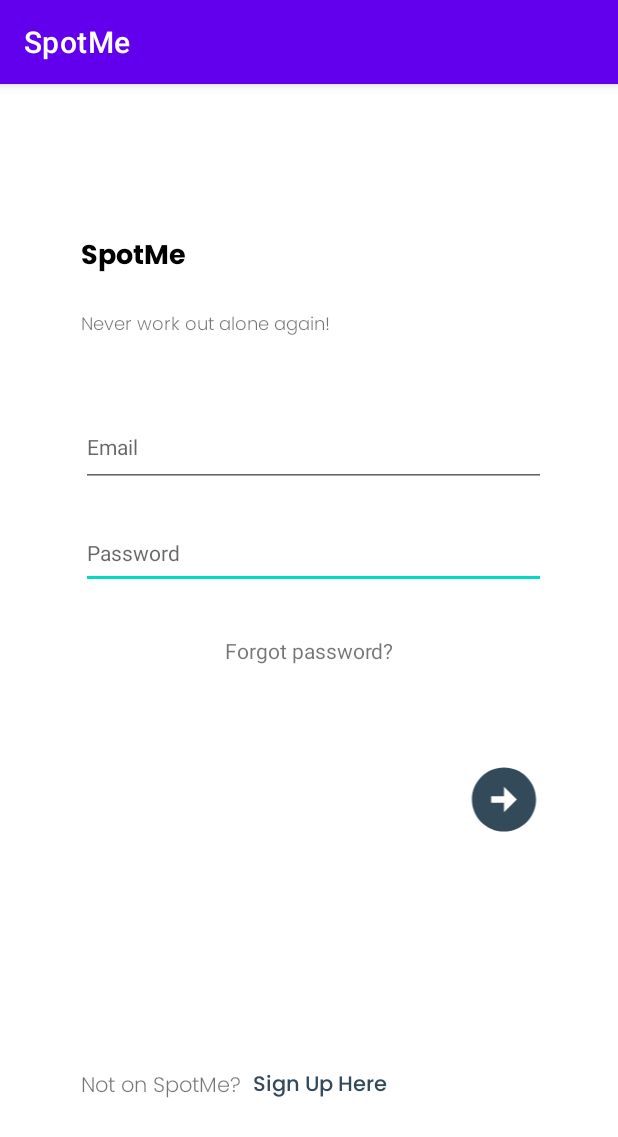
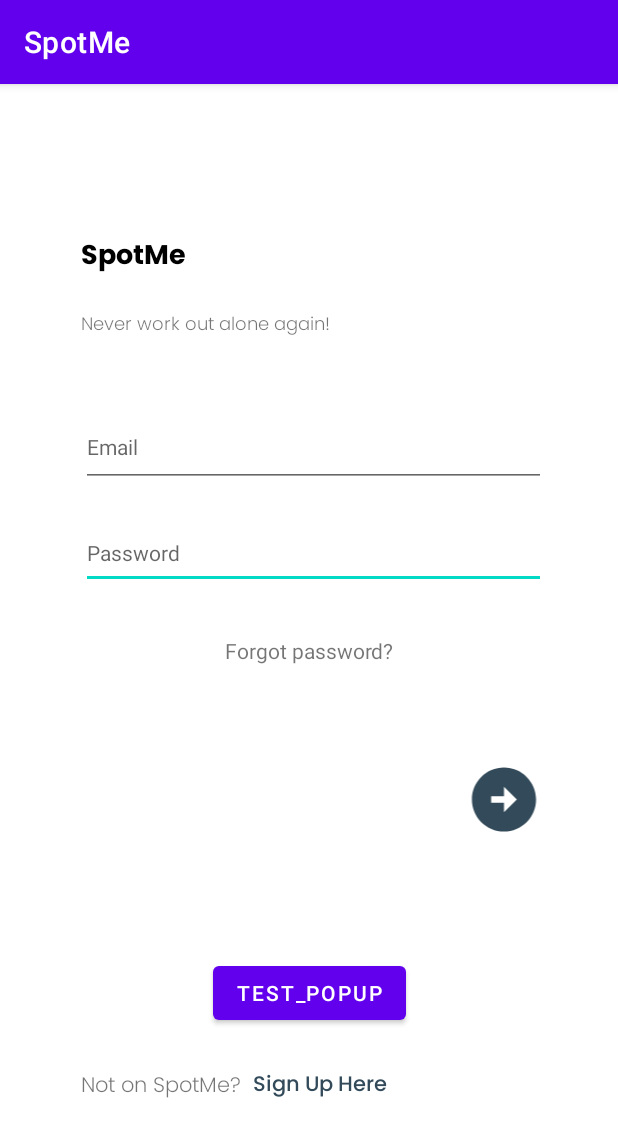
Before and after one commit to jmaydwell1/SpotMe, an Android app: the screen it shows after launch (MainActivity), on a phone screen of 412 x 824 dp. Shown: the top 1137 px of the screen. Run offline under Robolectric (Android 15) with nearby library versions, the phone set to English and light mode, and no system bars; our stand-ins replace Firebase (no records; nobody signed in at launch, a user with empty details on screens opened directly).

Commit message:
Add page 7b as dialog pop up, only ui framework

```diff
--- a/app/build.gradle
+++ b/app/build.gradle
@@ -4,7 +4,7 @@ plugins {
 }
 
 android {
-    compileSdkVersion 30
+    compileSdkVersion 29
 
     defaultConfig {
         applicationId "edu.neu.madcourse.spotme"
@@ -31,7 +31,7 @@ dependencies {
     implementation 'androidx.legacy:legacy-support-v4:1.0.0'
     implementation 'com.google.android.material:material:1.1.0-alpha09'
 //    implementation 'com.android.support:support-v4:28.0.0'
-    implementation 'androidx.fragment:fragment:1.4.0'
+    implementation 'androidx.fragment:fragment:1.2.0'
 
 
     testImplementation 'junit:junit:4.13.1'
--- a/app/src/main/java/edu/neu/madcourse/spotme/MainActivity.java
+++ b/app/src/main/java/edu/neu/madcourse/spotme/MainActivity.java
@@ -3,6 +3,7 @@ package edu.neu.madcourse.spotme;
 import androidx.annotation.NonNull;
 import androidx.appcompat.app.AppCompatActivity;
 
+import android.app.Dialog;
 import android.content.Intent;
 import android.content.SharedPreferences;
 import android.os.Bundle;
@@ -29,6 +30,8 @@ public class MainActivity extends AppCompatActivity {
     private TextView signUpTv;
     private ImageView loginBtn;
     private TextView forgotPw;
+    private Button testBtn;
+    private Dialog dialogTest;
 
     private DatabaseReference mDatabase;
     private FirebaseAuth mAuth;
@@ -48,6 +51,10 @@ public class MainActivity extends AppCompatActivity {
         forgotPw = findViewById(R.id.forgotPwLogin);
         mDatabase = FirebaseDatabase.getInstance().getReference();
         mAuth = FirebaseAuth.getInstance();
+
+        testBtn = findViewById(R.id.test_dialog_button);
+        dialogTest = new Dialog(this);
+        dialogTest.setContentView(R.layout.potential_buddy_dialog);
 
         loginBtn.setOnClickListener(new View.OnClickListener() {
             @Override
@@ -87,7 +94,12 @@ public class MainActivity extends AppCompatActivity {
             }
         });
 
-
+        testBtn.setOnClickListener(new View.OnClickListener() {
+            @Override
+            public void onClick(View view) {
+                dialogTest.show();
+            }
+        });
 
     }
 
--- a/app/src/main/res/layout/login_activity.xml
+++ b/app/src/main/res/layout/login_activity.xml
@@ -126,4 +126,14 @@
         app:layout_constraintHorizontal_chainStyle="packed"
         app:layout_constraintStart_toStartOf="parent" />
 
+    <Button
+        android:id="@+id/test_dialog_button"
+        android:layout_width="wrap_content"
+        android:layout_height="wrap_content"
+        android:text="Test_popup"
+        app:layout_constraintBottom_toBottomOf="parent"
+        app:layout_constraintEnd_toEndOf="parent"
+        app:layout_constraintStart_toStartOf="parent"
+        app:layout_constraintTop_toTopOf="parent"
+        app:layout_constraintVertical_bias="0.808" />
 </androidx.constraintlayout.widget.ConstraintLayout>
```
Also changed, not shown: app/src/main/java/edu/neu/madcourse/spotme/potentials/PotentialBuddyFragment.java (deleted, +0 -60 lines), app/src/main/res/layout/potential_buddy_dialog.xml (renamed from app/src/main/res/layout/fragment_potential_buddy.xml, +25 -14 lines).
